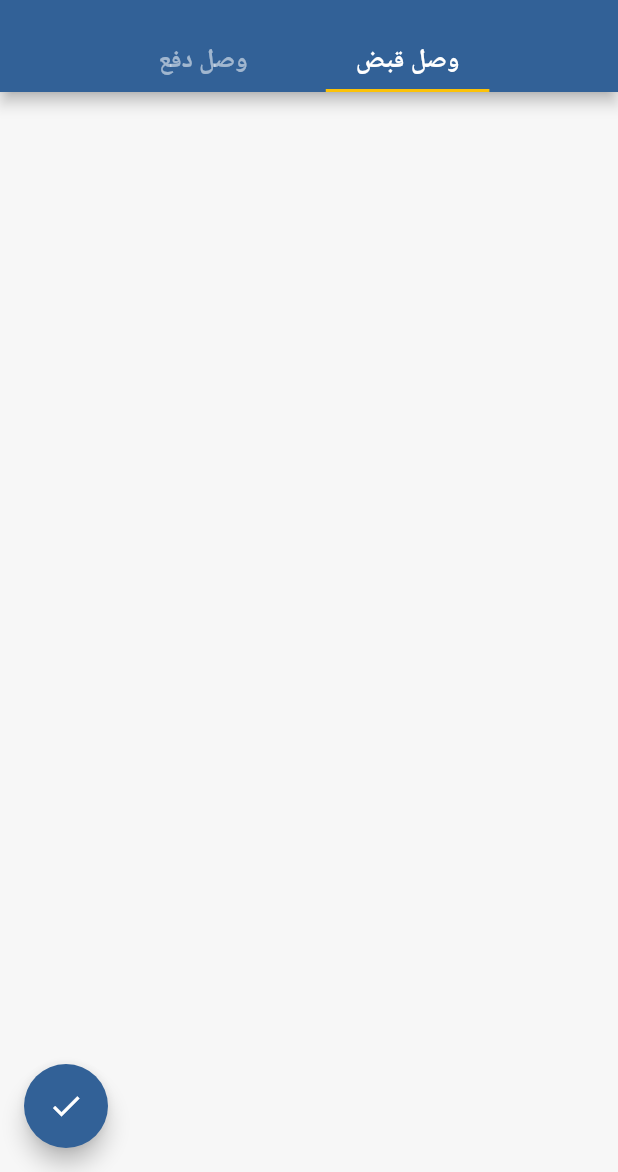
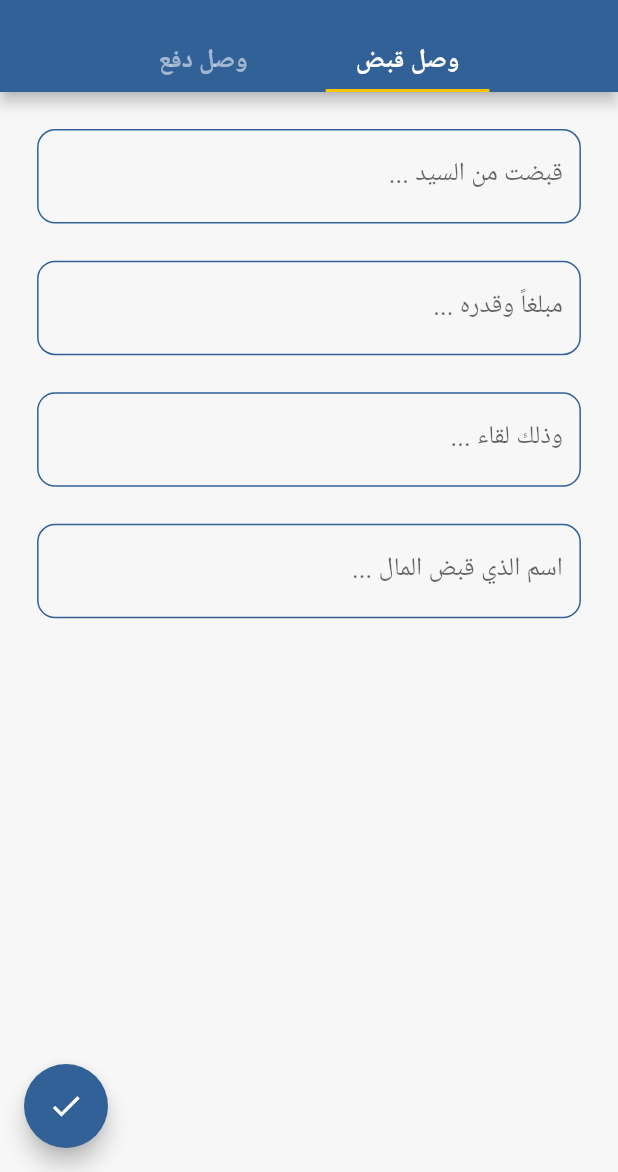
Before and after one commit to ahmad-abotrab/fatora, a Flutter app: the screen it shows after launch, on a phone screen of 412 x 824 dp, the part 64-1236 px from its top. Run offline on Flutter 3.47's test engine with Material 2 defaults, Android fonts, the phone set to English and light mode, and no system bars; our stand-ins replace flutter_spinkit, get; Roboto replaces fonts that are missing (Fourm).

```diff
--- a/lib/main.dart
+++ b/lib/main.dart
@@ -29,13 +29,12 @@ class Fatora extends StatelessWidget {
         // Locale('en', 'UK'), // English, United Kingdom  country code
         Locale('ar', 'SY'), // Arabic,  Syria           country code
       ],
-
       theme: ThemeData(
         primaryColor: ColorApp.primaryColor,
         backgroundColor: ColorApp.backgroundColor,
         bottomAppBarColor: ColorApp.primaryColor,
       ),
-      color: ColorApp.helperColor,
+      color: ColorApp.primaryColor,
       debugShowCheckedModeBanner: false,
       initialRoute: URLPath.splachScreen,
       onGenerateRoute: appRoute!.generateRoute,
--- a/lib/src/logic/data_invoice.dart
+++ b/lib/src/logic/data_for_catch.dart
@@ -1,7 +1,7 @@
 import 'package:flutter/material.dart';
 import 'package:get/get.dart';
 
-class DataInvoice extends GetxController {
+class DataForCatch extends GetxController {
   TextEditingController? price;
 
   TextEditingController? whoIsPay;
@@ -14,8 +14,7 @@ class DataInvoice extends GetxController {
 
   @override
   void onInit() {
-
-        price = TextEditingController();
+    price = TextEditingController();
     whoIsPay = TextEditingController();
     whoIsTake = TextEditingController();
     priceWithText = TextEditingController();
@@ -23,15 +22,11 @@ class DataInvoice extends GetxController {
     super.onInit();
   }
 
-
-
-
   changeValueOfTabController(value) {
-
     update();
   }
+
   changeValueOfSelectedIndex(value) {
-
     update();
   }
 }
--- /dev/null
+++ b/lib/src/views/pages/catch_page.dart
@@ -0,0 +1,17 @@
+import 'package:flutter/material.dart';
+import '../widgets/abstrach_receipt.dart';
+
+// ignore: must_be_immutable
+class CatchPage extends StatefulWidget {
+  const CatchPage({Key? key}) : super(key: key);
+
+  @override
+  State<CatchPage> createState() => _CatchPageState();
+}
+
+class _CatchPageState extends State<CatchPage> {
+  @override
+  Widget build(BuildContext context) {
+    return const AbstrachReceipt();
+  }
+}
--- a/lib/src/views/pages/home.dart
+++ b/lib/src/views/pages/home.dart
@@ -1,11 +1,9 @@
 import 'package:fatora/src/Constant/color_app.dart';
-import 'package:fatora/src/views/widgets/catch_page.dart';
-import 'package:fatora/src/views/widgets/payment_page.dart';
 import 'package:flutter/gestures.dart';
 import 'package:flutter/material.dart';
-import 'package:get/get.dart';
-
-import '../../logic/data_invoice.dart';
+import '../widgets/drawer.dart';
+import 'catch_page.dart';
+import 'payment_page.dart';
 
 class HomePage extends StatefulWidget {
   const HomePage({Key? key}) : super(key: key);
@@ -20,6 +18,8 @@ class _HomePageState extends State<HomePage>
   TabController? tabController;
   bool? isSelected;
   Color? selectedTabColor;
+  final GlobalKey<RefreshIndicatorState> refreshIndicatorKey =
+      GlobalKey<RefreshIndicatorState>();
 
   @override
   void initState() {
@@ -58,8 +58,10 @@ class _HomePageState extends State<HomePage>
     return DefaultTabController(
       length: 2,
       child: Scaffold(
+        extendBodyBehindAppBar: true,
         backgroundColor: Theme.of(context).backgroundColor,
         appBar: appBar(context),
+        drawer: const DrawerApp(),
         body: TabBarView(
           controller: tabController!,
           dragStartBehavior: DragStartBehavior.start,
@@ -84,6 +86,7 @@ class _HomePageState extends State<HomePage>
         "الصفحة الرئيسية",
         style: TextStyle(fontFamily: 'Forum'),
       ),
+      automaticallyImplyLeading: false,
       actions: [
         IconButton(
           onPressed: () {},
--- a/lib/src/views/widgets/payment_page.dart
+++ b/lib/src/views/pages/payment_page.dart
@@ -1,5 +1,7 @@
 import 'package:flutter/material.dart';
+import '../widgets/abstrach_receipt.dart';
 
+// ignore: must_be_immutable
 class PaymentPage extends StatefulWidget {
   const PaymentPage({Key? key}) : super(key: key);
 
@@ -10,6 +12,6 @@ class PaymentPage extends StatefulWidget {
 class _PaymentPageState extends State<PaymentPage> {
   @override
   Widget build(BuildContext context) {
-    return Container();
+    return const AbstrachReceipt();
   }
 }
--- /dev/null
+++ b/lib/src/views/widgets/abstrach_receipt.dart
@@ -0,0 +1,64 @@
+import 'package:flutter/material.dart';
+import 'package:get/get.dart';
+import '../../logic/data_for_catch.dart';
+import 'field_data.dart';
+
+class AbstrachReceipt extends StatefulWidget {
+  const AbstrachReceipt({Key? key}) : super(key: key);
+
+  @override
+  State<AbstrachReceipt> createState() => _AbstrachReceiptState();
+}
+
+class _AbstrachReceiptState extends State<AbstrachReceipt> {
+  @override
+  Widget build(BuildContext context) {
+    return SafeArea(
+      child: SingleChildScrollView(
+        child: Center(
+          child: Form(
+            child: GetBuilder<DataForCatch>(
+              init: DataForCatch(),
+              builder: (_) => Column(
+                children: [
+                  SizedBox(
+                    height: MediaQuery.of(context).size.height * 0.03,
+                  ),
+                  FieldData(
+                    controller: Get.find<DataForCatch>().whoIsPay,
+                    labelText: 'قبضت من السيد ...',
+                    hintText: 'قبضت من السيد ...',
+                  ),
+                  SizedBox(
+                    height: MediaQuery.of(context).size.height * 0.03,
+                  ),
+                  FieldData(
+                    controller: Get.find<DataForCatch>().price,
+                    labelText: 'مبلغاً وقدره ...',
+                    hintText: 'مبلغاً وقدره ...',
+                  ),
+                  SizedBox(
+                    height: MediaQuery.of(context).size.height * 0.03,
+                  ),
+                  FieldData(
+                    controller: Get.find<DataForCatch>().causeOfPayment,
+                    labelText: 'وذلك لقاء ...',
+                    hintText: 'وذلك لقاء ...',
+                  ),
+                  SizedBox(
+                    height: MediaQuery.of(context).size.height * 0.03,
+                  ),
+                  FieldData(
+                    controller: Get.find<DataForCatch>().whoIsTake,
+                    labelText: 'اسم الذي قبض المال ...',
+                    hintText: 'اسم الذي قبض المال ...',
+                  ),
+                ],
+              ),
+            ),
+          ),
+        ),
+      ),
+    );
+  }
+}
--- a/lib/src/views/widgets/catch_page.dart
+++ /dev/null
@@ -1,64 +0,0 @@
-import 'package:fatora/src/Constant/color_app.dart';
-import 'package:flutter/material.dart';
-
-import 'field_data.dart';
-
-// ignore: must_be_immutable
-class CatchPage extends StatefulWidget {
-  const CatchPage({Key? key}) : super(key: key);
-
-  @override
-  State<CatchPage> createState() => _CatchPageState();
-}
-
-class _CatchPageState extends State<CatchPage> {
-
-
-  @override
-  Widget build(BuildContext context) {
-    return SafeArea(
-      child: SingleChildScrollView(
-        child: Center(
-          child: Form(
-            child: Column(
-              children: [
-                SizedBox(
-                  height: MediaQuery.of(context).size.height * 0.03,
-                ),
-                // FieldData(
-                //   // controller: ,
-                //   labelText: 'قبضت من السيد ...',
-                //   hintText: 'قبضت من السيد ...',
-                // ),
-                // SizedBox(
-                //   height: MediaQuery.of(context).size.height * 0.03,
-                // ),
-                // FieldData(
-                //   controller: price,
-                //   labelText: 'مبلغاً وقدره ...',
-                //   hintText: 'مبلغاً وقدره ...',
-                // ),
-                // SizedBox(
-                //   height: MediaQuery.of(context).size.height * 0.03,
-                // ),
-                // FieldData(
-                //   controller: causeOfPayment,
-                //   labelText: 'وذلك لقاء ...',
-                //   hintText: 'وذلك لقاء ...',
-                // ),
-                // SizedBox(
-                //   height: MediaQuery.of(context).size.height * 0.03,
-                // ),
-                // FieldData(
-                //   controller: whoIsTake,
-                //   labelText: 'اسم الذي قبض المال ...',
-                //   hintText: 'اسم الذي قبض المال ...',
-                // ),
-              ],
-            ),
-          ),
-        ),
-      ),
-    );
-  }
-}
--- /dev/null
+++ b/lib/src/views/widgets/drawer.dart
@@ -0,0 +1,10 @@
+import 'package:flutter/material.dart';
+
+class DrawerApp extends StatelessWidget {
+  const DrawerApp({Key? key}) : super(key: key);
+
+  @override
+  Widget build(BuildContext context) {
+    return const Drawer();
+  }
+}
```
Also changed, not shown: lib/src/logic/data_for_payment.dart (added).
